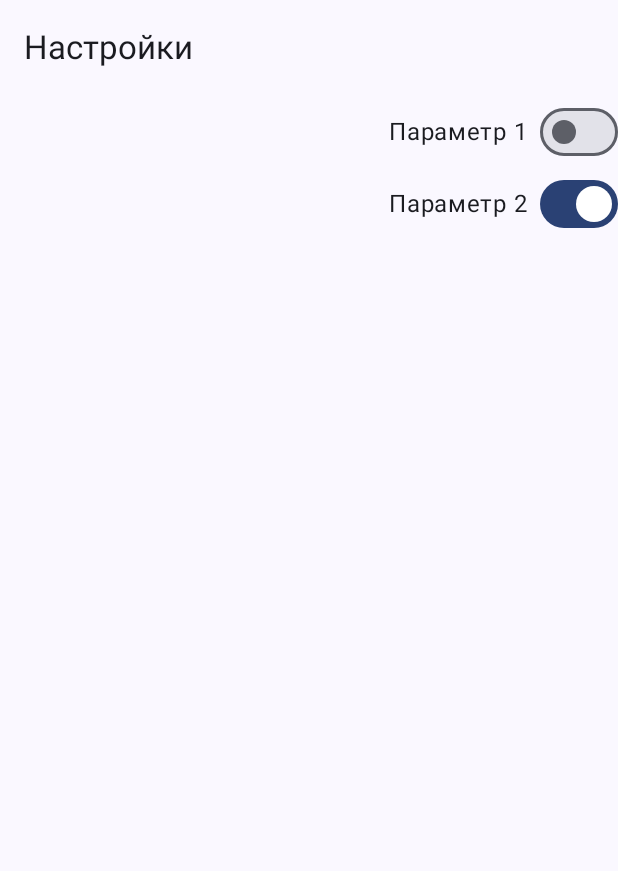
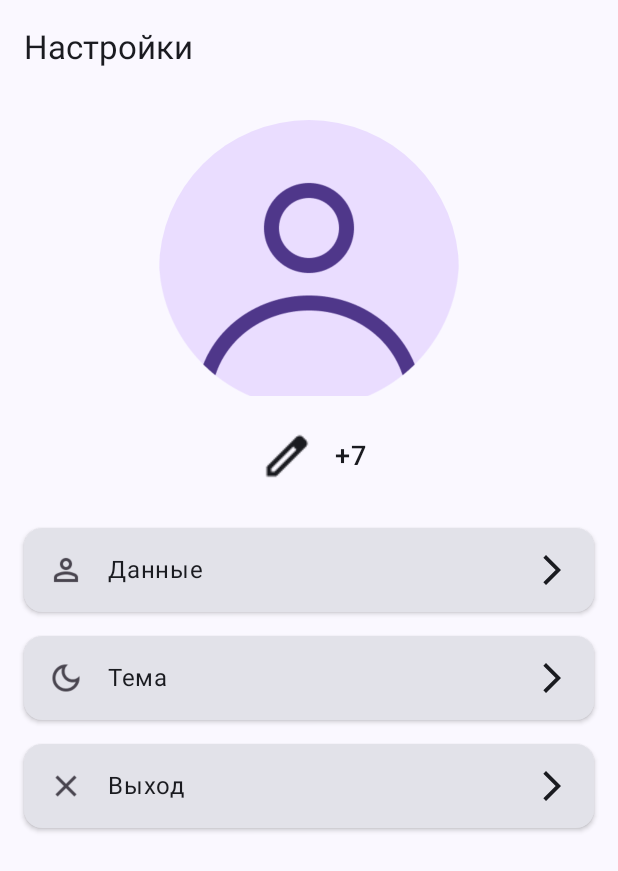
Before and after one commit to danilalobnya/CarDamageDiagnosis, an Android app built with Jetpack Compose: the composable SettingsScreen shown on its own in the app's theme, on a phone screen of 412 x 824 dp. Shown: the top 871 px of the screen. Run offline under Robolectric (Android 15) with nearby library versions, the phone set to English and light mode, and no system bars; our stand-ins replace Dagger/Hilt's generated code.

```diff
--- a/app/src/main/java/com/example/car_damage_diagnosis/ui/screens/history/HistoryActivity.kt
+++ b/app/src/main/java/com/example/car_damage_diagnosis/ui/screens/history/HistoryActivity.kt
@@ -8,6 +8,8 @@
 import androidx.recyclerview.widget.RecyclerView
 import com.google.android.material.floatingactionbutton.FloatingActionButton
 import com.example.car_damage_diagnosis.R
+import androidx.core.content.ContextCompat
+
 
 
 class HistoryActivity : AppCompatActivity() {
@@ -15,6 +17,8 @@
     override fun onCreate(savedInstanceState: Bundle?) {
         super.onCreate(savedInstanceState)
         setContentView(R.layout.activity_history)
+
+        window.statusBarColor = ContextCompat.getColor(this, R.color.blue_custom)
 
         // Настройка RecyclerView
         val recyclerView = findViewById<RecyclerView>(R.id.recyclerView)
--- a/app/src/main/java/com/example/car_damage_diagnosis/ui/screens/settings/SettingsScreen.kt
+++ b/app/src/main/java/com/example/car_damage_diagnosis/ui/screens/settings/SettingsScreen.kt
@@ -1,47 +1,114 @@
 package com.example.car_damage_diagnosis.ui.screens.settings
 
-import androidx.compose.foundation.layout.Column
-import androidx.compose.foundation.layout.Row
-import androidx.compose.foundation.layout.Spacer
-import androidx.compose.foundation.layout.fillMaxSize
-import androidx.compose.foundation.layout.padding
-import androidx.compose.foundation.layout.width
-import androidx.compose.material3.Scaffold
-import androidx.compose.material3.Switch
-import androidx.compose.material3.Text
-import androidx.compose.material3.TopAppBar
+import androidx.compose.foundation.Image
+import androidx.compose.foundation.clickable
+import androidx.compose.foundation.layout.*
+import androidx.compose.foundation.lazy.LazyColumn
+import androidx.compose.foundation.lazy.items
+import androidx.compose.foundation.shape.CircleShape
+import androidx.compose.material.icons.Icons
+import androidx.compose.material.icons.filled.ArrowForwardIos
+import androidx.compose.material.icons.filled.Edit
+import androidx.compose.material3.*
 import androidx.compose.runtime.Composable
 import androidx.compose.ui.Alignment
 import androidx.compose.ui.Modifier
+import androidx.compose.ui.draw.clip
+import androidx.compose.ui.graphics.painter.Painter
+import androidx.compose.ui.layout.ContentScale
+import androidx.compose.ui.res.painterResource
+import androidx.compose.ui.text.font.FontWeight
+import androidx.compose.ui.text.style.TextAlign
 import androidx.compose.ui.unit.dp
+import androidx.compose.ui.unit.sp
 import androidx.hilt.navigation.compose.hiltViewModel
+import com.example.car_damage_diagnosis.R
+
+data class SettingItem(val title: String, val icon: Int, val onClick: () -> Unit)
 
 @Composable
 fun SettingsScreen(viewModel: SettingsViewModel = hiltViewModel()) {
-    Scaffold(
-        topBar = {
-            TopAppBar(title = { Text("Настройки") })
-        }
-    ) { innerPadding ->
-        Column(
-            modifier = Modifier
-                .fillMaxSize()
-                .padding(innerPadding),
-            horizontalAlignment = Alignment.End // Выравнивание по правому краю
-        ) {
-            // Параметр 1
-            Row(verticalAlignment = Alignment.CenterVertically) {
-                Text("Параметр 1")
-                Spacer(modifier = Modifier.width(8.dp))
-                Switch(checked = viewModel.setting1, onCheckedChange = viewModel::updateSetting1)
-            }
-
-            // Параметр 2
-            Row(verticalAlignment = Alignment.CenterVertically) {
-                Text("Параметр 2")
-                Spacer(modifier = Modifier.width(8.dp))
-                Switch(checked = viewModel.setting2, onCheckedChange = viewModel::updateSetting2)
-            }
+    Scaffold(topBar = { TopAppBar(title = { Text("Настройки") }) }) { innerPadding ->
+        Column(modifier = Modifier.fillMaxSize().padding(innerPadding)) {
+            UserSection(phoneNumber = viewModel.user.value?.phoneNumber ?: "", onEditClick = viewModel::onEditProfileClick)
+            SettingsList(
+                settings = listOf(
+                    SettingItem("Данные", R.drawable.ic_person, viewModel::onEditProfileClick),
+                    SettingItem("Тема", R.drawable.ic_brightness, viewModel::onThemeClick),
+                    SettingItem("Выход", R.drawable.ic_logout, viewModel::onLogoutClick)
+                )
+            )
         }
     }
 }
+
+
+@Composable
+fun UserSection(phoneNumber: String, onEditClick: () -> Unit) {
+    Column(
+        modifier = Modifier
+            .fillMaxWidth()
+            .padding(16.dp),
+        horizontalAlignment = Alignment.CenterHorizontally // Center avatar horizontally
+    ) {
+        Image(
+            painter = painterResource(id = R.drawable.user_avatatr),
+            contentDescription = "User Avatar",
+            modifier = Modifier
+                .size(200.dp)
+                .clip(CircleShape)
+                .padding(bottom = 16.dp), // Add padding below avatar
+            contentScale = ContentScale.Crop
+        )
+
+        Row(verticalAlignment = Alignment.CenterVertically) {
+            IconButton(onClick = onEditClick) {
+                Icon(
+                    painter = painterResource(id = R.drawable.ic_edit_phone_number), // Use Edit icon
+                    contentDescription = "Edit Profile"
+                )
+            }
+            Spacer(Modifier.width(8.dp))
+            Text("+7" + phoneNumber, fontSize = 18.sp, fontWeight = FontWeight.Medium)
+        }
+    }
+}
+
+@Composable
+fun SettingsList(settings: List<SettingItem>) {
+    LazyColumn(modifier = Modifier.padding(horizontal = 16.dp)) {
+        items(settings) { item ->
+            SettingsItem(item = item)
+        }
+    }
+}
+
+@Composable
+fun SettingsItem(item: SettingItem) {
+    Card(
+        modifier = Modifier
+            .fillMaxWidth()
+            .padding(vertical = 8.dp)
+            .clickable { item.onClick() },
+        elevation = CardDefaults.cardElevation(defaultElevation = 2.dp)
+    ) {
+        Row(
+            modifier = Modifier
+                .fillMaxWidth()
+                .padding(16.dp),
+            verticalAlignment = Alignment.CenterVertically,
+            horizontalArrangement = Arrangement.SpaceBetween
+        ) {
+            Row(verticalAlignment = Alignment.CenterVertically) {
+                Image(
+                    painter = painterResource(id = item.icon),
+                    contentDescription = item.title,
+                    modifier = Modifier.size(24.dp)
+                )
+                Spacer(Modifier.width(16.dp))
+                Text(item.title)
+            }
+            Icon(imageVector = Icons.Default.ArrowForwardIos, contentDescription = "Next")
+        }
+    }
+}
--- a/app/src/main/java/com/example/car_damage_diagnosis/ui/screens/settings/SettingsViewModel.kt
+++ b/app/src/main/java/com/example/car_damage_diagnosis/ui/screens/settings/SettingsViewModel.kt
@@ -1,50 +1,60 @@
 package com.example.car_damage_diagnosis.ui.screens.settings
 
 import android.content.Context
-import androidx.activity.result.launch
-import androidx.compose.runtime.getValue
-import androidx.compose.runtime.mutableStateOf
-import androidx.compose.runtime.setValue
 import androidx.lifecycle.ViewModel
 import androidx.lifecycle.viewModelScope
 import dagger.hilt.android.lifecycle.HiltViewModel
 import dagger.hilt.android.qualifiers.ApplicationContext
 import kotlinx.coroutines.Dispatchers
+import kotlinx.coroutines.flow.MutableStateFlow
+import kotlinx.coroutines.flow.StateFlow
 import kotlinx.coroutines.launch
 import javax.inject.Inject
+
+data class User(val phoneNumber: String, val avatarUrl: String? = null)
 
 @HiltViewModel
 class SettingsViewModel @Inject constructor(
     @ApplicationContext private val context: Context
 ) : ViewModel() {
 
-    var setting1 by mutableStateOf(getSettingFromSharedPrefs("setting1", false))
-        private set
+    private val _user = MutableStateFlow<User?>(loadUserFromSharedPrefs())
+    val user: StateFlow<User?> = _user
 
-    var setting2 by mutableStateOf(getSettingFromSharedPrefs("setting2", true))
-        private set
-
-    fun updateSetting1(newValue: Boolean) {
-        viewModelScope.launch(Dispatchers.Main) { // Use viewModelScope and Dispatchers.Main
-            setting1 = newValue
-            saveSettingToSharedPrefs("setting1", newValue)
+    fun updateUser(user: User) {
+        viewModelScope.launch(Dispatchers.IO) {
+            saveUserToSharedPrefs(user)
+            _user.value = user
         }
     }
 
-    fun updateSetting2(newValue: Boolean) {
-        viewModelScope.launch(Dispatchers.Main) { // Use viewModelScope and Dispatchers.Main
-            setting2 = newValue
-            saveSettingToSharedPrefs("setting2", newValue)
+    private fun loadUserFromSharedPrefs(): User? {
+        val prefs = context.getSharedPreferences("settings_prefs", Context.MODE_PRIVATE)
+        val phoneNumber = prefs.getString("phoneNumber", null)
+        val avatarUrl = prefs.getString("avatarUrl", null)
+        return User(phoneNumber ?: "", avatarUrl)
+    }
+
+    private fun saveUserToSharedPrefs(user: User) {
+        val prefs = context.getSharedPreferences("settings_prefs", Context.MODE_PRIVATE)
+        with(prefs.edit()) {
+            putString("phoneNumber", user.phoneNumber)
+            putString("avatarUrl", user.avatarUrl)
+            apply()
         }
     }
 
-    private fun getSettingFromSharedPrefs(key: String, defaultValue: Boolean): Boolean {
-        val sharedPrefs = context.getSharedPreferences("settings_prefs", Context.MODE_PRIVATE)
-        return sharedPrefs.getBoolean(key, defaultValue)
+    fun onEditProfileClick() {
+        // Навигация на экран редактирования профиля
     }
 
-    private fun saveSettingToSharedPrefs(key: String, value: Boolean) {
-        val sharedPrefs = context.getSharedPreferences("settings_prefs", Context.MODE_PRIVATE)
-        sharedPrefs.edit().putBoolean(key, value).apply()
+    fun onThemeClick() {
+        // Обработка клика на "Тема"
     }
+
+    fun onLogoutClick() {
+        // Логика выхода из аккаунта
+    }
+
+    fun getFullPhoneNumber(): String = user.value?.phoneNumber?.let { "+7$it" } ?: ""
 }
--- /dev/null
+++ b/app/src/main/res/values/colors.xml
@@ -0,0 +1,6 @@
+<?xml version="1.0" encoding="utf-8"?>
+<resources>
+    <color name="blue_custom">#4A69AC</color>
+    <color name="white">#FFFFFF</color>
+    <color name="black">#000000</color>
+</resources>
```
Also changed, not shown: app/src/main/java/com/example/car_damage_diagnosis/ui/screens/home/HomeScreen.kt (added, +18 -0 lines), app/src/main/res/layout/activity_history.xml (+20 -9 lines), app/src/main/res/menu/history_menu.xml (+1 -8 lines), app/src/main/res/drawable/ic_brightness.png (added), app/src/main/res/drawable/ic_edit_phone_number.png (added), app/src/main/res/drawable/ic_logout.png (added), app/src/main/res/drawable/ic_person.png (added), app/src/main/res/drawable/settings.png (added), app/src/main/res/drawable/upload.png (added), app/src/main/res/drawable/user_avatatr.png (added), 444 other files.
